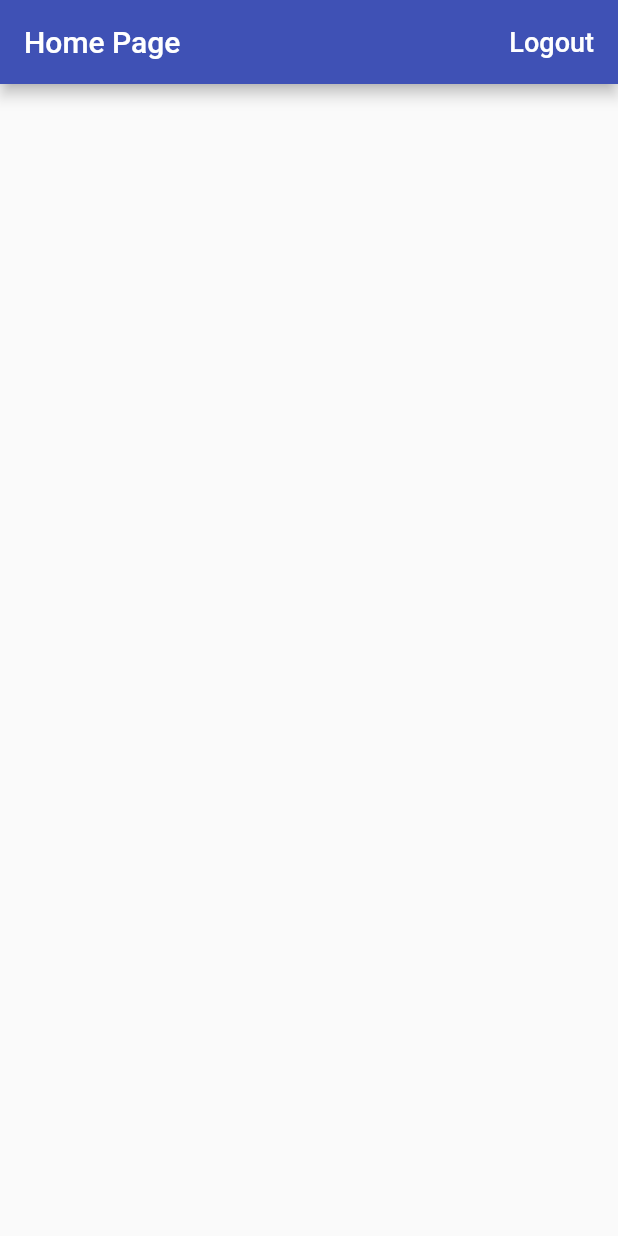
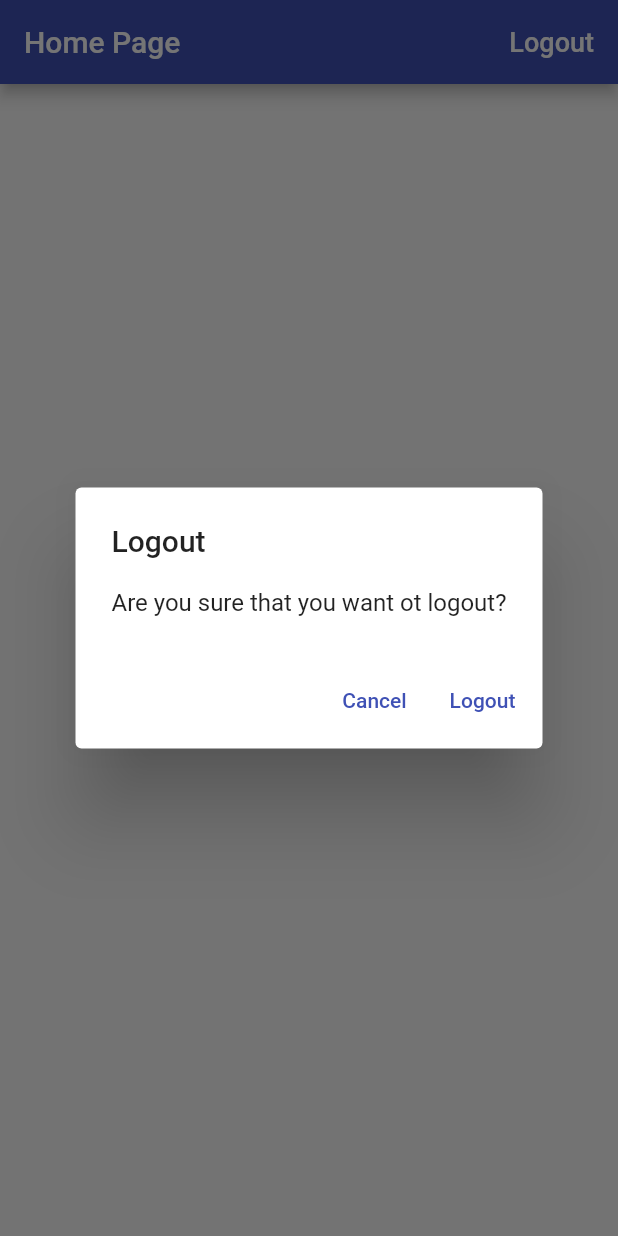
Before and after one commit to ggibmn/time_tracker_flutter_course, a Flutter app: the screen it shows once a user with an empty profile is signed in, after a tap on "Logout", on a phone screen of 412 x 824 dp. Run offline on Flutter 3.47's test engine with Material 2 defaults, Android fonts, the phone set to English and light mode, and no system bars; our stand-ins replace firebase_auth, firebase_core, google_sign_in; missing offline and left inert: flutter_login_facebook; accounts and stored records are empty.

Commit message:
alert dialog

```diff
--- a/lib/app/home_page.dart
+++ b/lib/app/home_page.dart
@@ -1,17 +1,29 @@
 import 'package:flutter/material.dart';
+import 'package:time_tracker_flutter_course/common_widgets/show_alert_dialog.dart';
 import 'package:time_tracker_flutter_course/services/auth.dart';
 
 class HomePage extends StatelessWidget {
-    final AuthBase auth;
+  final AuthBase auth;
 
-  const HomePage({Key? key, required this.auth})
-      : super(key: key);
+  const HomePage({Key? key, required this.auth}) : super(key: key);
 
   Future<void> _signOut() async {
     try {
       await auth.signOut();
-     } catch (e) {
+    } catch (e) {
       print(e.toString());
+    }
+  }
+
+  Future<void> _confirmSignOut(BuildContext context) async {
+    final didRequestSignOut = await showAlertDialog(context,
+        title: 'Logout',
+        content: 'Are you sure that you want ot logout?',
+        cancelActionText: 'Cancel',
+        defaultActionText: 'Logout');
+
+    if (didRequestSignOut == true) {
+      _signOut();
     }
   }
 
@@ -22,7 +34,7 @@ class HomePage extends StatelessWidget {
         title: Text('Home Page'),
         actions: <Widget>[
           FlatButton(
-            onPressed: _signOut,
+            onPressed: () => _confirmSignOut(context),
             child: const Text(
               'Logout',
               style: TextStyle(fontSize: 18.0, color: Colors.white),
--- /dev/null
+++ b/lib/common_widgets/show_alert_dialog.dart
@@ -0,0 +1,50 @@
+import 'dart:io';
+import 'package:flutter/cupertino.dart';
+import 'package:flutter/material.dart';
+
+Future<bool?> showAlertDialog(
+  BuildContext context, {
+  required String title,
+  required String content,
+  required String defaultActionText,
+  String? cancelActionText,
+}) {
+  if (!Platform.isIOS) {
+    return showDialog(
+      context: context,
+      builder: (context) => AlertDialog(
+        title: Text(title),
+        content: Text(content),
+        actions: <Widget>[
+          if (cancelActionText != null)
+            TextButton(
+              onPressed: () => Navigator.of(context).pop(false),
+              child: Text(cancelActionText),
+            ),
+          TextButton(
+            onPressed: () => Navigator.of(context).pop(true),
+            child: Text(defaultActionText),
+          ),
+        ],
+      ),
+    );
+  }
+  return showCupertinoDialog(
+    context: context,
+    builder: (context) => CupertinoAlertDialog(
+      title: Text(title),
+      content: Text(content),
+      actions: <Widget>[
+        if (cancelActionText != null)
+          CupertinoDialogAction(
+            onPressed: () => Navigator.of(context).pop(false),
+            child: Text(cancelActionText),
+          ),
+        CupertinoDialogAction(
+          onPressed: () => Navigator.of(context).pop(true),
+          child: Text(defaultActionText),
+        ),
+      ],
+    ),
+  );
+}
```
Also changed, not shown: lib/app/sign_in/email_sign_in_form.dart (+7 -1 lines).
